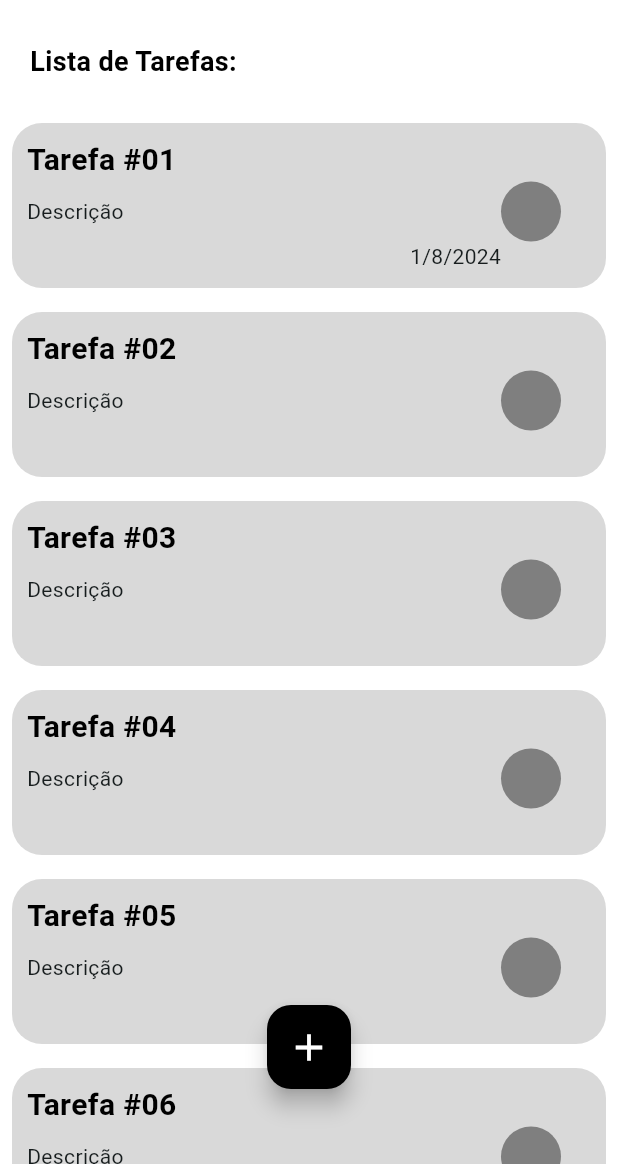
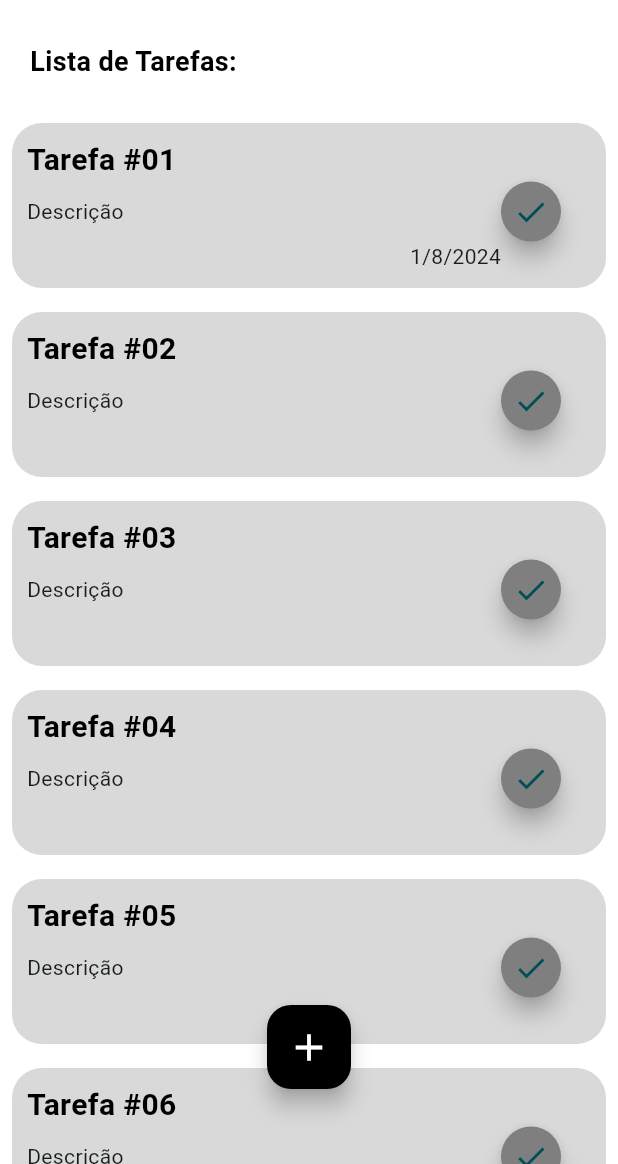
Before and after one commit to ArthurRCastilho/To-Do-App, a Flutter app: the screen it shows after launch, on a phone screen of 412 x 824 dp, the part 72-1236 px from its top. Run offline on Flutter 3.47's test engine with Material 3 defaults, Android fonts, the phone set to English and light mode, and no system bars.

Commit message:
Criando botão de checkList

```diff
--- a/lib/components/box_list_to_do.dart
+++ b/lib/components/box_list_to_do.dart
@@ -1,13 +1,20 @@
 import 'package:flutter/material.dart';
 import 'package:to_do_app/models/to_do.dart';
 
-class BoxListToDo extends StatelessWidget {
+class BoxListToDo extends StatefulWidget {
   final ToDo toDo;
 
   const BoxListToDo({
     super.key,
     required this.toDo,
   });
+
+  @override
+  State<BoxListToDo> createState() => _BoxListToDoState();
+}
+
+class _BoxListToDoState extends State<BoxListToDo> {
+  bool isCheck = false;
 
   @override
   Widget build(BuildContext context) {
@@ -29,7 +36,7 @@ class BoxListToDo extends StatelessWidget {
           crossAxisAlignment: CrossAxisAlignment.start,
           children: [
             Text(
-              toDo.title,
+              widget.toDo.title,
               style: const TextStyle(
                 color: Colors.black,
                 fontSize: 20,
@@ -39,19 +46,33 @@ class BoxListToDo extends StatelessWidget {
             Row(
               mainAxisAlignment: MainAxisAlignment.spaceBetween,
               children: [
-                Text(toDo.description),
-                const CircleAvatar(
-                  backgroundColor: Color(0xff7F7F7F),
+                Text(widget.toDo.description),
+                Container(
+                  height: 40,
+                  width: 40,
+                  child: FloatingActionButton(
+                    backgroundColor:
+                        isCheck ? Colors.green : const Color(0xff7F7F7F),
+                    shape: RoundedRectangleBorder(
+                      borderRadius: BorderRadius.circular(100),
+                    ),
+                    onPressed: () {
+                      setState(() {
+                        isCheck = !isCheck;
+                      });
+                    },
+                    child: Icon(Icons.check),
+                  ),
                 ),
               ],
             ),
             Row(
               mainAxisAlignment: MainAxisAlignment.end,
               children: [
-                toDo.date == null
-                    ? SizedBox()
+                widget.toDo.date == null
+                    ? const SizedBox()
                     : Text(
-                        '${toDo.date!.day}/${toDo.date!.month}/${toDo.date!.year}',
+                        '${widget.toDo.date!.day}/${widget.toDo.date!.month}/${widget.toDo.date!.year}',
                       ),
                 const SizedBox(width: 40),
               ],
```
